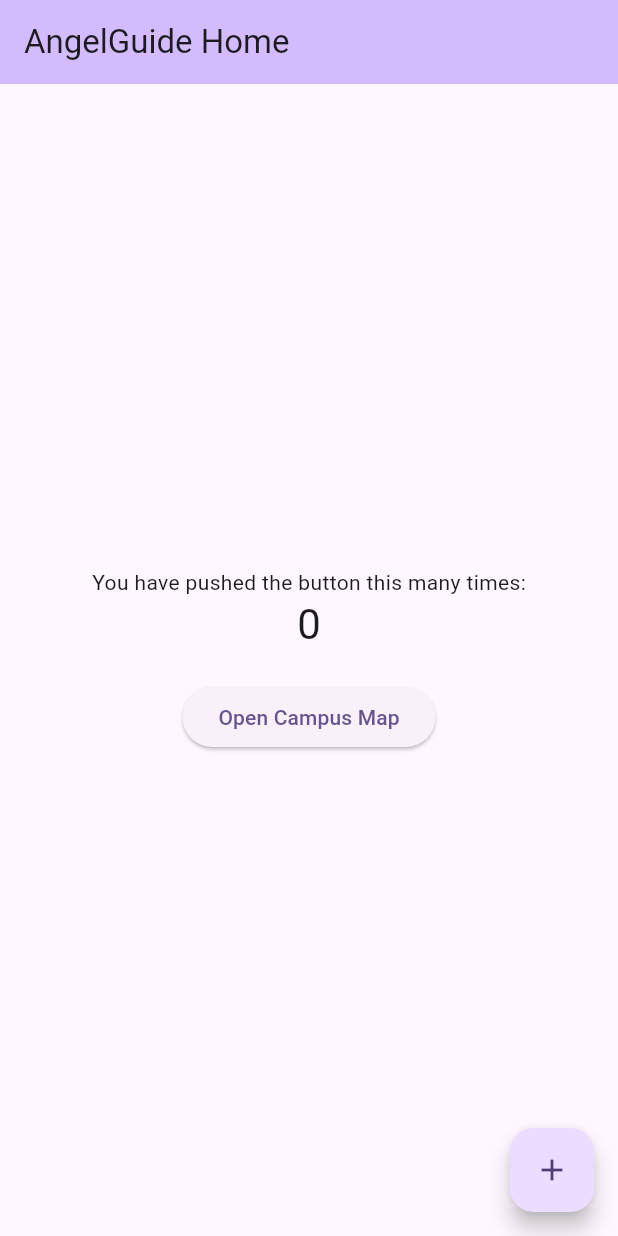
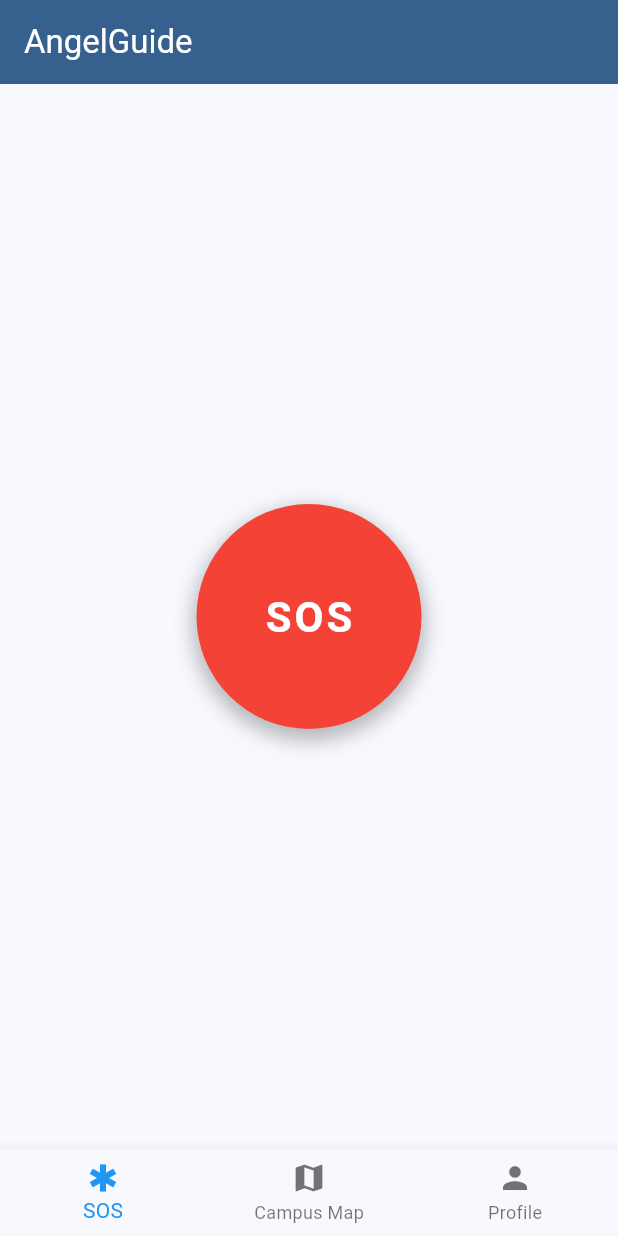
Before and after one commit to weeeijin/AngelGuide, a Flutter app: the screen it shows after launch, on a phone screen of 412 x 824 dp. Run offline on Flutter 3.47's test engine with Material 3 defaults, Android fonts, the phone set to English and light mode, and no system bars.

Commit message:
SOS button

```diff
--- a/frontend/lib/main.dart
+++ b/frontend/lib/main.dart
@@ -1,5 +1,6 @@
 import 'package:flutter/material.dart';
-import 'campus-map.dart';
+import 'sos_screen.dart';
+import 'campus_map.dart';
 
 void main() {
   runApp(const MyApp());
@@ -11,29 +12,37 @@ class MyApp extends StatelessWidget {
   @override
   Widget build(BuildContext context) {
     return MaterialApp(
+      debugShowCheckedModeBanner: false,
       title: 'AngelGuide',
       theme: ThemeData(
-        colorScheme: ColorScheme.fromSeed(seedColor: Colors.deepPurple),
+        colorScheme: ColorScheme.fromSeed(seedColor: Colors.blue),
+        useMaterial3: true,
       ),
-      home: const MyHomePage(title: 'AngelGuide Home'),
+      home: const MyHomePage(),
     );
   }
 }
 
 class MyHomePage extends StatefulWidget {
-  const MyHomePage({super.key, required this.title});
-  final String title;
+  const MyHomePage({super.key});
 
   @override
   State<MyHomePage> createState() => _MyHomePageState();
 }
 
 class _MyHomePageState extends State<MyHomePage> {
-  int _counter = 0;
+  int _selectedIndex = 0;
 
-  void _incrementCounter() {
+  // Screens for each tab
+  static final List<Widget> _screens = <Widget>[
+    const SosScreen(), // Tab 0
+    const CampusMapScreen(), // Tab 1
+    const Center(child: Text("Profile Screen")), // Tab 2 (example)
+  ];
+
+  void _onItemTapped(int index) {
     setState(() {
-      _counter++;
+      _selectedIndex = index;
     });
   }
 
@@ -41,37 +50,20 @@ class _MyHomePageState extends State<MyHomePage> {
   Widget build(BuildContext context) {
     return Scaffold(
       appBar: AppBar(
-        backgroundColor: Theme.of(context).colorScheme.inversePrimary,
-        title: Text(widget.title),
+        title: const Text("AngelGuide"),
+        backgroundColor: Theme.of(context).colorScheme.primary,
+        foregroundColor: Colors.white,
       ),
-      body: Center(
-        child: Column(
-          mainAxisAlignment: MainAxisAlignment.center,
-          children: <Widget>[
-            const Text('You have pushed the button this many times:'),
-            Text(
-              '$_counter',
-              style: Theme.of(context).textTheme.headlineMedium,
-            ),
-            const SizedBox(height: 20),
-            ElevatedButton(
-              onPressed: () {
-                Navigator.push(
-                  context,
-                  MaterialPageRoute(
-                    builder: (context) => const CampusMapScreen(),
-                  ),
-                );
-              },
-              child: const Text("Open Campus Map"),
-            ),
-          ],
-        ),
-      ),
-      floatingActionButton: FloatingActionButton(
-        onPressed: _incrementCounter,
-        tooltip: 'Increment',
-        child: const Icon(Icons.add),
+      body: _screens[_selectedIndex], // Show selected screen
+      bottomNavigationBar: BottomNavigationBar(
+        items: const <BottomNavigationBarItem>[
+          BottomNavigationBarItem(icon: Icon(Icons.emergency), label: 'SOS'),
+          BottomNavigationBarItem(icon: Icon(Icons.map), label: 'Campus Map'),
+          BottomNavigationBarItem(icon: Icon(Icons.person), label: 'Profile'),
+        ],
+        currentIndex: _selectedIndex,
+        selectedItemColor: Colors.blue,
+        onTap: _onItemTapped,
       ),
     );
   }
--- /dev/null
+++ b/frontend/lib/sos_screen.dart
@@ -0,0 +1,48 @@
+import 'package:flutter/material.dart';
+
+class SosScreen extends StatelessWidget {
+  const SosScreen({super.key});
+
+  @override
+  Widget build(BuildContext context) {
+    return Scaffold(
+      body: Center(
+        child: GestureDetector(
+          onLongPress: () {
+            // TODO: Handle SOS trigger here (alarm, location, mic, etc.)
+            ScaffoldMessenger.of(
+              context,
+            ).showSnackBar(const SnackBar(content: Text("🚨 SOS Activated!")));
+          },
+          child: Container(
+            width: 150, // make it big
+            height: 150,
+            decoration: const BoxDecoration(
+              color: Colors.red,
+              shape: BoxShape.circle, // makes it round
+              boxShadow: [
+                BoxShadow(
+                  color: Colors.black26,
+                  blurRadius: 10,
+                  spreadRadius: 3,
+                  offset: Offset(0, 5),
+                ),
+              ],
+            ),
+            child: const Center(
+              child: Text(
+                "SOS",
+                style: TextStyle(
+                  color: Colors.white,
+                  fontSize: 28,
+                  fontWeight: FontWeight.bold,
+                  letterSpacing: 2,
+                ),
+              ),
+            ),
+          ),
+        ),
+      ),
+    );
+  }
+}
```
Also changed, not shown: frontend/lib/campus_map.dart (renamed from frontend/lib/campus-map.dart).
